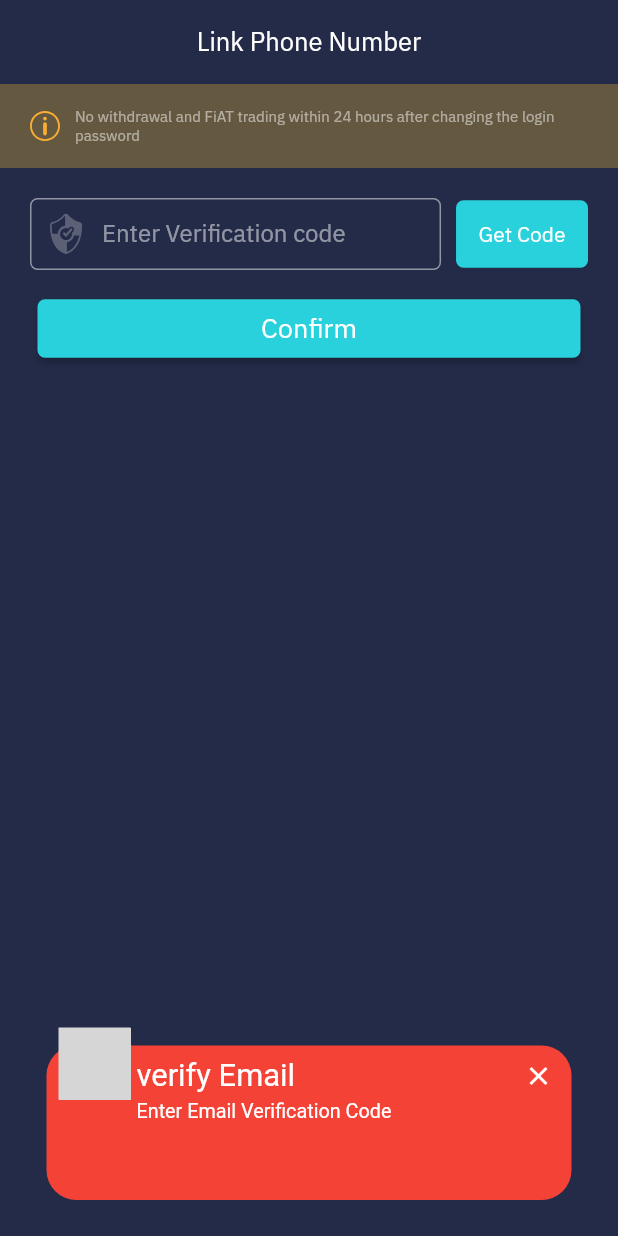
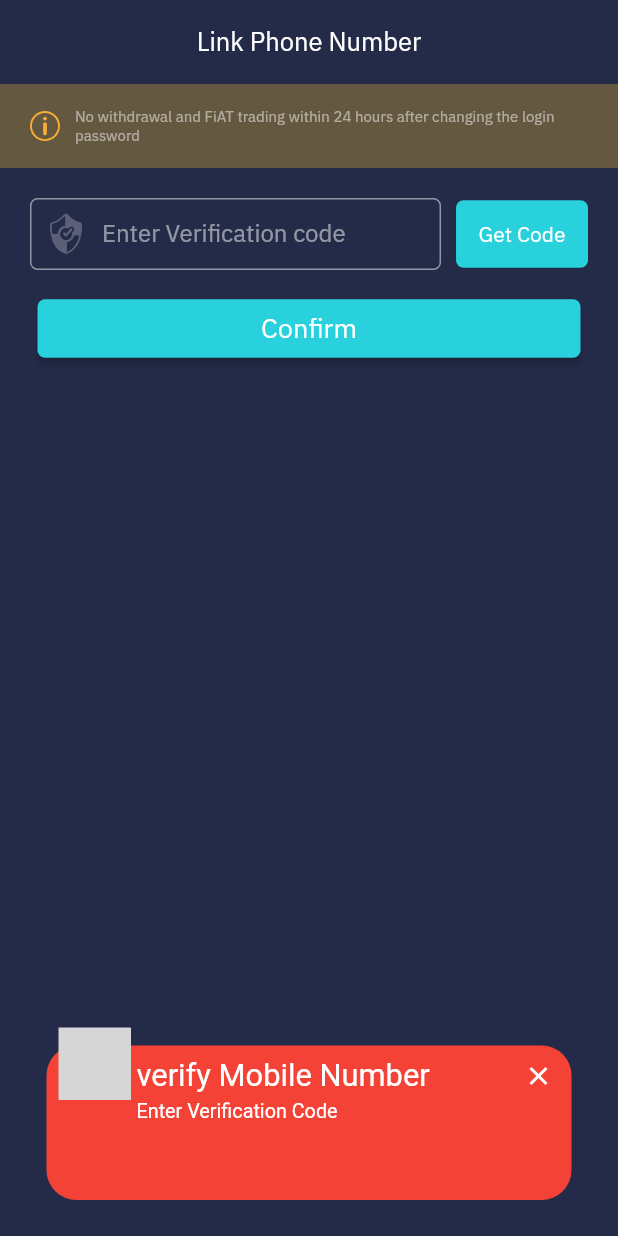
Before and after one commit to manoharantechie/h2_crypto, a Flutter app: the LinkMobileNo screen opened directly, after a tap on "Confirm", on a phone screen of 412 x 824 dp. Run offline on Flutter 3.47's test engine with Material 2 defaults, Android fonts, the phone set to English and light mode, and no system bars; drawn by our look-alikes of awesome_snackbar_content; our stand-ins replace carousel_slider, device_info_plus, flutter_html, flutter_svg, image_picker, modal_bottom_sheet and 3 more; missing offline and left inert: country_calling_code_picker, flutter_sim_country_code, k_chart, moment_dart; accounts and stored records are empty; network calls fail; project files that could hold a hidden picture were left out; grey boxes are pictures that could not be loaded.

Commit message:
api updates_28-04-23_02

```diff
--- a/lib/screens/side_menu/security/link_mobile.dart
+++ b/lib/screens/side_menu/security/link_mobile.dart
@@ -548,7 +548,7 @@ class _LinkMobileNoState extends State<LinkMobileNo> {
 
                                   }
                                   else{
-                                    CustomWidget(context: context).  custombar("verify Email", "Enter Email Verification Code", false);
+                                    CustomWidget(context: context).  custombar("verify Mobile Number", "Enter Verification Code", false);
 
                                   }
                                 },
```
